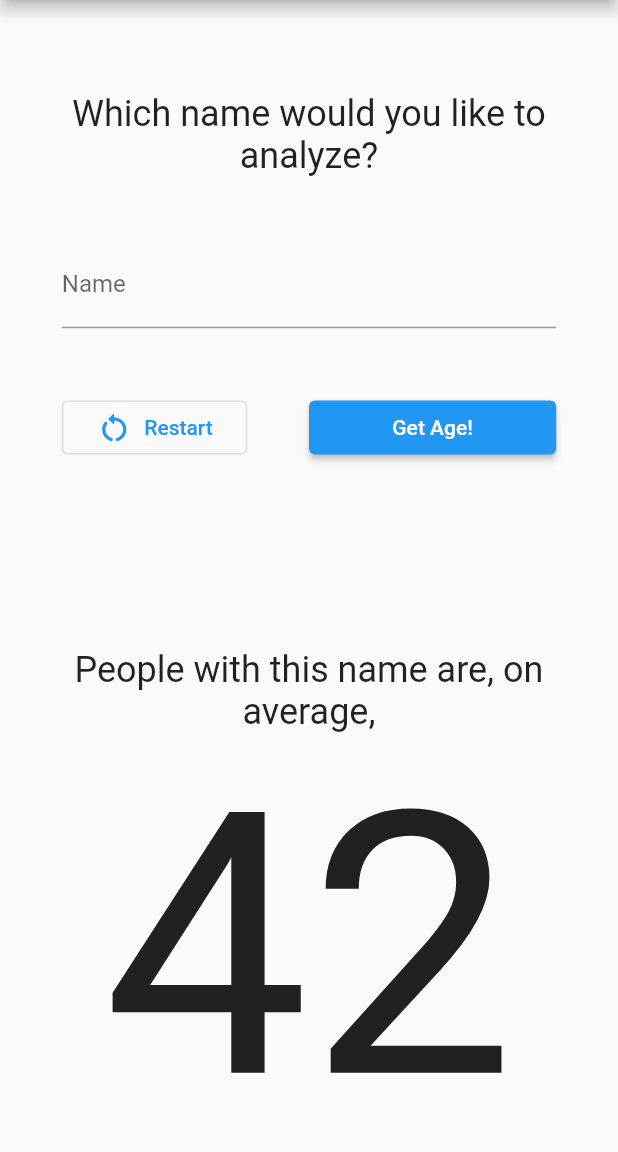
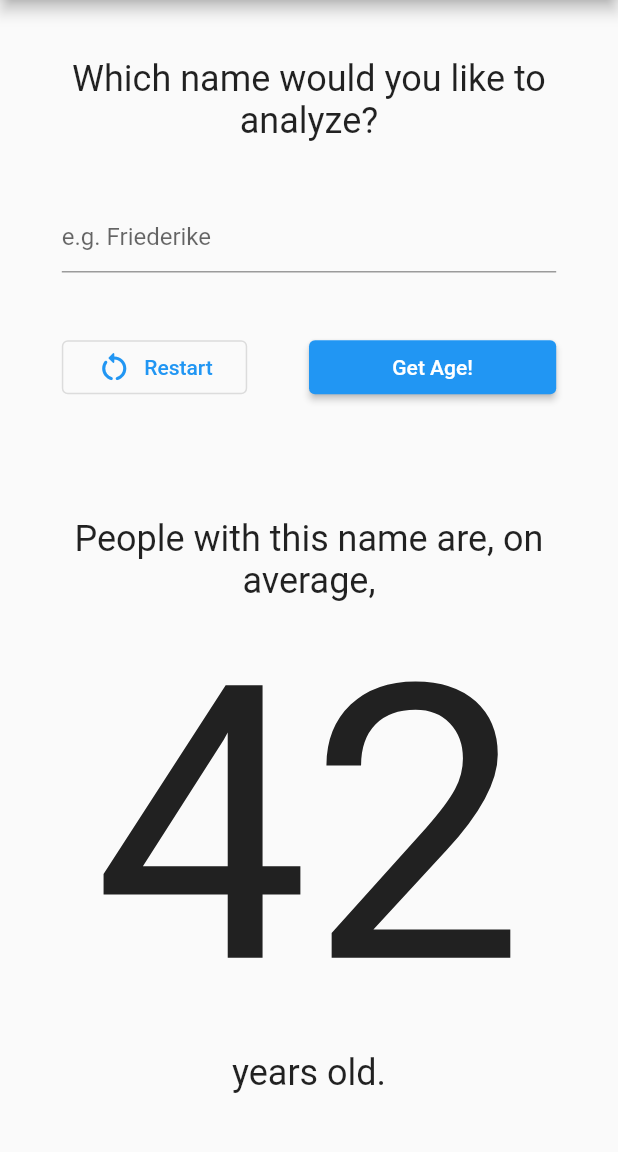
Before and after one commit to arndthassel/namealytics, a Flutter app: the screen it shows after launch, after a tap on "Get Age!", on a phone screen of 412 x 824 dp, the part 84-1236 px from its top. Run offline on Flutter 3.47's test engine with Material 2 defaults, Android fonts, the phone set to English and light mode, and no system bars; our stand-ins replace bloc, flutter_bloc, freezed_annotation.

Commit message:
UI layout and focusing optimiset. App is now presentable. Still need to fix async event handling issue and implemet error  handling.

```diff
--- a/lib/screen/home_screen.dart
+++ b/lib/screen/home_screen.dart
@@ -18,14 +18,14 @@ class _HomeScreenState extends State<HomeScreen> {
 
     return Scaffold(
       appBar: AppBar(title: const Text('Namealytics')),
-      body: Container(
-        height: maxHeight,
-        child: SingleChildScrollView(
-          // physics: const NeverScrollableScrollPhysics(),
+      body: SingleChildScrollView(
+        // physics: const NeverScrollableScrollPhysics(),
+        child: Container(
+          height: maxHeight,
           child: Column(
-            children: const [
-              InputWidget(),
-              OutputWidget(),
+            children: [
+              InputWidget(maxHeight: maxHeight),
+              OutputWidget(maxHeight: maxHeight),
             ],
           ),
         ),
--- a/lib/screen/input_widget.dart
+++ b/lib/screen/input_widget.dart
@@ -3,18 +3,19 @@ import 'package:flutter_bloc/flutter_bloc.dart';
 import 'package:namealytics/feature/bloc/get_age_bloc.dart';
 
 class InputWidget extends StatefulWidget {
-  const InputWidget({super.key});
-
+  const InputWidget({super.key, required this.maxHeight});
+  final double maxHeight;
   @override
   State<InputWidget> createState() => _InputWidgetState();
 }
 
 class _InputWidgetState extends State<InputWidget> {
   final _textController = TextEditingController();
-
+  final _focusNode = FocusNode();
   @override
   void dispose() {
     _textController.dispose();
+    _focusNode.dispose();
     super.dispose();
   }
 
@@ -23,11 +24,14 @@ class _InputWidgetState extends State<InputWidget> {
     final theme = Theme.of(context);
     final mediaQuery = MediaQuery.of(context);
     return Container(
-      height: mediaQuery.size.height * 0.3,
-      margin: EdgeInsets.symmetric(
-        horizontal: mediaQuery.size.width * 0.1,
-        vertical: mediaQuery.size.height * 0.075,
+      height: widget.maxHeight * 0.4,
+      padding: EdgeInsets.fromLTRB(
+        mediaQuery.size.width * 0.1,
+        widget.maxHeight * 0.05,
+        mediaQuery.size.width * 0.1,
+        widget.maxHeight * 0.05,
       ),
+      child: FocusScope(
         child: Column(
           mainAxisAlignment: MainAxisAlignment.spaceBetween,
           children: [
@@ -39,9 +43,10 @@ class _InputWidgetState extends State<InputWidget> {
             TextField(
               controller: _textController,
               decoration: const InputDecoration(
-              labelText: 'Name',
                 hintText: 'e.g. Friederike',
               ),
+              onEditingComplete: () =>
+                  FocusManager.instance.primaryFocus?.unfocus(),
             ),
             Row(
               mainAxisAlignment: MainAxisAlignment.spaceBetween,
@@ -49,9 +54,12 @@ class _InputWidgetState extends State<InputWidget> {
                 SizedBox(
                   width: MediaQuery.of(context).size.width * 0.3,
                   child: OutlinedButton.icon(
-                  onPressed: () => context.read<GetAgeBloc>().add(
+                    onPressed: () {
+                      context.read<GetAgeBloc>().add(
                             const GetAgeEvent.restartPressed(),
-                      ),
+                          );
+                      _textController.clear();
+                    },
                     icon: const Icon(Icons.restart_alt_rounded),
                     label: const Text('Restart'),
                   ),
@@ -59,9 +67,13 @@ class _InputWidgetState extends State<InputWidget> {
                 SizedBox(
                   width: MediaQuery.of(context).size.width * 0.4,
                   child: ElevatedButton(
-                  onPressed: () => context.read<GetAgeBloc>().add(
-                        GetAgeEvent.getAgePressed(name: _textController.text),
-                      ),
+                    onPressed: () {
+                      context.read<GetAgeBloc>().add(
+                            GetAgeEvent.getAgePressed(
+                                name: _textController.text),
+                          );
+                      FocusManager.instance.primaryFocus?.unfocus();
+                    },
                     child: const Text('Get Age!'),
                   ),
                 ),
@@ -69,6 +81,7 @@ class _InputWidgetState extends State<InputWidget> {
             )
           ],
         ),
+      ),
     );
   }
 }
--- a/lib/screen/output_widget/analysis_success.dart
+++ b/lib/screen/output_widget/analysis_success.dart
@@ -7,13 +7,9 @@ class AnalysisSuccess extends StatelessWidget {
   @override
   Widget build(BuildContext context) {
     final theme = Theme.of(context);
-    final mediaQuery = MediaQuery.of(context);
     return Container(
       height: MediaQuery.of(context).size.height * 0.45,
-      margin: EdgeInsets.symmetric(
-        horizontal: mediaQuery.size.width * 0.1,
-        vertical: mediaQuery.size.height * 0.075,
-      ),
+
       child: Column(
         mainAxisAlignment: MainAxisAlignment.spaceBetween,
         children: [
--- a/lib/screen/output_widget/output_widget.dart
+++ b/lib/screen/output_widget/output_widget.dart
@@ -5,7 +5,8 @@ import 'package:namealytics/feature/data_model.dart';
 import 'package:namealytics/screen/output_widget/analysis_success.dart';
 
 class OutputWidget extends StatefulWidget {
-  const OutputWidget({super.key});
+  const OutputWidget({super.key, required this.maxHeight});
+  final double maxHeight;
 
   @override
   State<OutputWidget> createState() => _OutputWidgetState();
@@ -16,7 +17,16 @@ class _OutputWidgetState extends State<OutputWidget> {
 
   @override
   Widget build(BuildContext context) {
-    return BlocBuilder<GetAgeBloc, GetAgeState>(
+    final mediaQuery = MediaQuery.of(context);
+    return Container(
+      height: widget.maxHeight * 0.6,
+      padding: EdgeInsets.fromLTRB(
+        mediaQuery.size.width * 0.1,
+        widget.maxHeight * 0.05,
+        mediaQuery.size.width * 0.1,
+        widget.maxHeight * 0.05,
+      ),
+      child: BlocBuilder<GetAgeBloc, GetAgeState>(
         builder: (context, state) {
           return state.when(
             initial: () =>
@@ -27,7 +37,7 @@ class _OutputWidgetState extends State<OutputWidget> {
                 AnalysisSuccess(analysis: analysis),
           );
         },
+      ),
     );
-    ;
   }
 }
```
Lines whose indentation alone changed are shown as unchanged.
